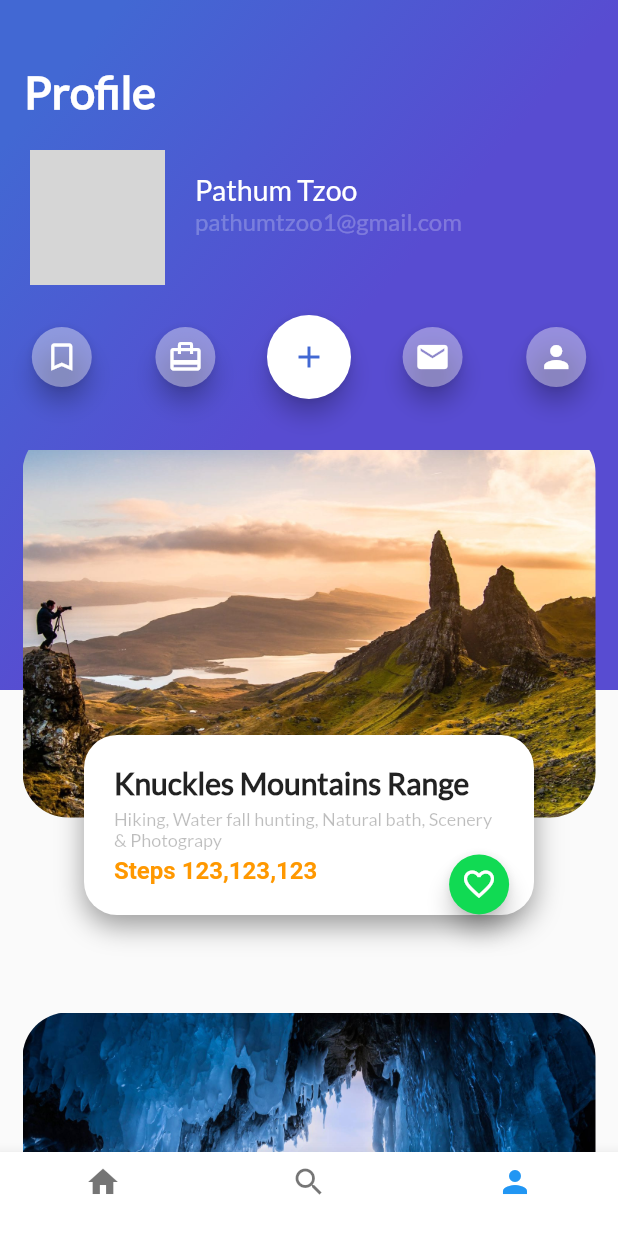
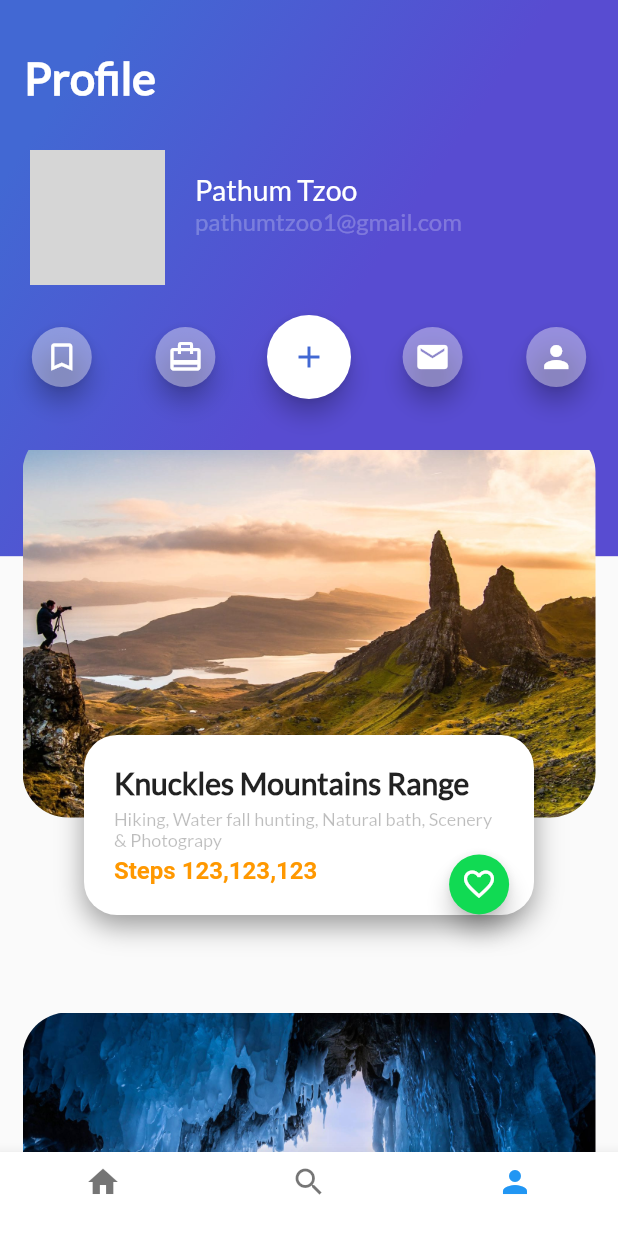
Before and after one commit to SwaXTech/Trips, a Flutter app: the screen it shows after launch, item 3 of the bottom bar chosen, on a phone screen of 412 x 824 dp. Run offline on Flutter 3.47's test engine with Material 2 defaults, Android fonts, the phone set to English and light mode, and no system bars; grey boxes are pictures that could not be loaded.

Commit message:
Fix gradient height

```diff
--- a/lib/profile.dart
+++ b/lib/profile.dart
@@ -8,9 +8,12 @@ import 'gradient.dart';
 class ProfileTrips extends StatelessWidget{
   @override
   Widget build(BuildContext context) {
+
+    double screenHeight = MediaQuery.of(context).size.height;
+
     return Stack(
       children: [
-        GradientBack.withAlighment("Profile", 460.0, Alignment(-0.9, -0.8)),
+        GradientBack.withAlighment("Profile", screenHeight * 0.45, Alignment(-0.9, -0.8)),
         ProfileInfo("Pathum Tzoo", "pathumtzoo1@gmail.com", 'assets/img/a_person.jfif'),
         ButtonsRow(),
         Container(
```
